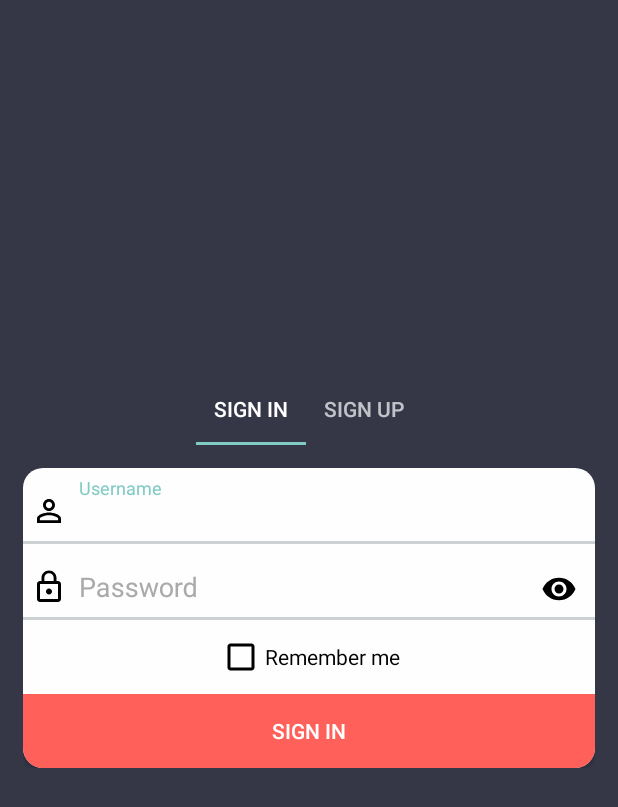
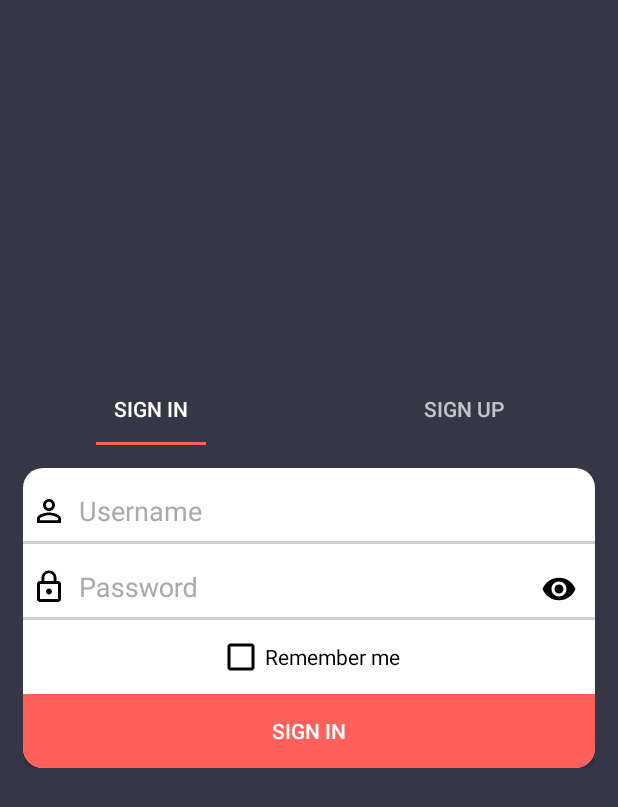
Before and after one commit to hleminh/MyLogin, an Android app: the screen it shows after launch (MainActivity), on a phone screen of 412 x 824 dp. Shown: the top 807 px of the screen. Run offline under Robolectric (Android 15) with nearby library versions, the phone set to English and light mode, and no system bars.

Commit message:
Less lame but still lame.

```diff
--- a/app/src/main/java/com/example/hoang/mylogin/activities/MainActivity.java
+++ b/app/src/main/java/com/example/hoang/mylogin/activities/MainActivity.java
@@ -4,6 +4,8 @@ import android.support.design.widget.TabLayout;
 import android.support.v4.app.Fragment;
 import android.support.v7.app.AppCompatActivity;
 import android.os.Bundle;
+import android.view.View;
+import android.view.ViewGroup;
 
 import com.example.hoang.mylogin.R;
 import com.example.hoang.mylogin.fragments.SignInFragment;
@@ -40,6 +42,15 @@ public class MainActivity extends AppCompatActivity {
 
             }
         });
+        for (int i = 0; i < tabLayout.getTabCount(); i++) {
+            View tab = ((ViewGroup) tabLayout.getChildAt(0)).getChildAt(i);
+            ViewGroup.MarginLayoutParams p = (ViewGroup.MarginLayoutParams) tab.getLayoutParams();
+            if (i == 0)
+                p.setMargins(0, 0, 100, 0);
+            if (i == 1)
+                p.setMargins(100, 0, 0, 0);
+            tab.requestLayout();
+        }
         displayStartScreen();
     }
 
--- a/app/src/main/res/layout/activity_main.xml
+++ b/app/src/main/res/layout/activity_main.xml
@@ -12,7 +12,8 @@
         android:layout_width="wrap_content"
         android:layout_height="wrap_content"
         android:layout_above="@+id/fl_main"
-        android:layout_centerInParent="true">
+        android:layout_centerInParent="true"
+        app:tabIndicatorColor="#FF6059">
     </android.support.design.widget.TabLayout>
 
     <FrameLayout
--- a/app/src/main/res/layout/fragment_sign_in.xml
+++ b/app/src/main/res/layout/fragment_sign_in.xml
@@ -5,7 +5,8 @@
     android:layout_height="200sp"
     android:background="@drawable/fragment_background"
     android:orientation="vertical"
-    tools:context="com.example.hoang.mylogin.fragments.SignInFragment">
+    tools:context="com.example.hoang.mylogin.fragments.SignInFragment"
+    android:focusableInTouchMode="true">
 
     <!-- TODO: Update blank fragment layout -->
     <LinearLayout
--- a/app/src/main/res/layout/fragment_sign_up.xml
+++ b/app/src/main/res/layout/fragment_sign_up.xml
@@ -5,7 +5,8 @@
     android:layout_height="200sp"
     android:background="@drawable/fragment_background"
     android:orientation="vertical"
-    tools:context="com.example.hoang.mylogin.fragments.SignUpFragment">
+    tools:context="com.example.hoang.mylogin.fragments.SignUpFragment"
+    android:focusableInTouchMode="true">
 
     <!-- TODO: Update blank fragment layout -->
     <LinearLayout
```
Also changed, not shown: app/src/main/java/com/example/hoang/mylogin/fragments/SignUpFragment.java (+51 -12 lines), app/src/main/java/com/example/hoang/mylogin/utils/InputValidator.java (+15 -12 lines).
